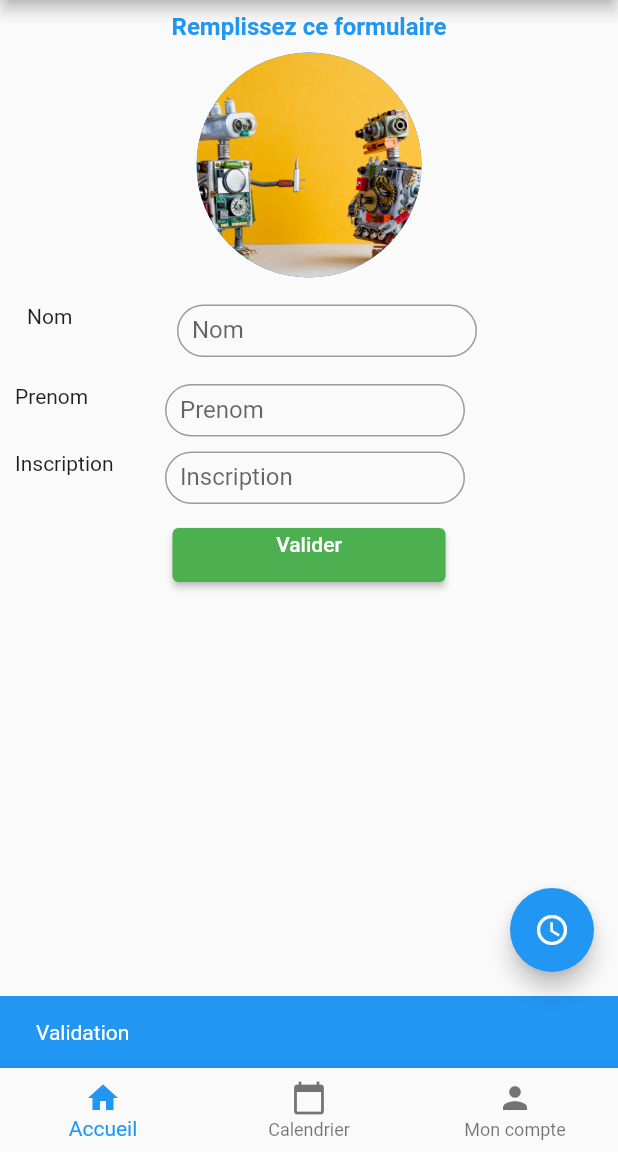
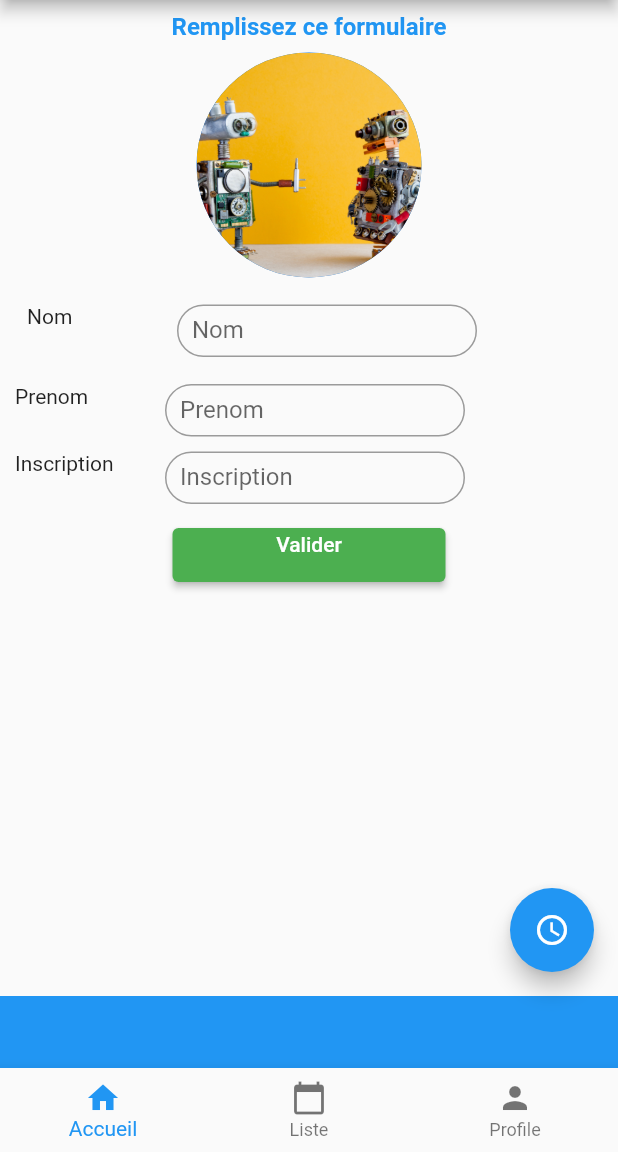
Before and after one commit to jsertram63/projet_live_miniprojet, a Flutter app: the screen it shows after launch, after a tap on "Valider", on a phone screen of 412 x 824 dp, the part 84-1236 px from its top. Run offline on Flutter 3.47's test engine with Material 2 defaults, Android fonts, the phone set to English and light mode, and no system bars.

Commit message:
ajout bottom bar formulaire Model

```diff
--- /dev/null
+++ b/lib/widgets/FomulaireModel.dart
@@ -0,0 +1,15 @@
+import 'package:flutter/material.dart';
+
+
+
+class FormulaireModel {
+
+  String prenom = "";
+  String nom = "";
+ // <== propriétés mis à jour avec setState (onChange)
+  String date = "";
+  FormulaireModel({required this.prenom, required this.nom, required this.date});
+
+
+
+}
--- /dev/null
+++ b/lib/widgets/Profile.dart
@@ -0,0 +1,12 @@
+import 'package:flutter/material.dart';
+
+class Profile extends StatelessWidget {
+  const Profile({ Key? key }) : super(key: key);
+
+  @override
+  Widget build(BuildContext context) {
+    return Container(child: Center(child: Text('Profile')),
+
+    );
+  }
+}
--- /dev/null
+++ b/lib/widgets/formulaire.dart
@@ -0,0 +1,107 @@
+import 'package:flutter/material.dart';
+import 'package:flutter_live_projet/widgets/FomulaireModel.dart';
+
+import 'lineTextField.dart';
+
+
+
+class Formulaire extends StatefulWidget {
+  const Formulaire({ Key? key }) : super(key: key);
+
+  @override
+  State<Formulaire> createState() => _FormulaireState();
+}
+
+class _FormulaireState extends State<Formulaire> {
+  String prenom = "";
+  String nom = "";
+ // <== propriétés mis à jour avec setState (onChange)
+  String date = "";
+ late  FormulaireModel formulaireModel = FormulaireModel(prenom: "", nom: "", date: "");
+
+
+  @override
+  Widget build(BuildContext context) {
+    return SingleChildScrollView(
+        child: Column(
+          children: <Widget>[
+            const Padding(
+              padding: EdgeInsets.all(8.0),
+              child: Text(
+                'Remplissez ce formulaire',
+                style: TextStyle(
+                    fontWeight: FontWeight.bold,
+                    // style
+                    fontSize: 16.0,
+                    color: Colors.blue),
+              ),
+            ),
+            Container(
+              height: 150,
+              width: 150,
+              child:const  CircleAvatar(
+                backgroundImage:AssetImage("assets/robot.png")
+              )
+            ),
+
+            Padding(
+              padding: const EdgeInsets.all(8.0),
+              child: LineTextField(
+                  label: "Nom",
+                  onChange: (value) {
+                    setState(() {
+                      formulaireModel.nom = value;
+                      print(formulaireModel.nom);
+                    });
+                  }),
+            ),
+            LineTextField(
+                label: "Prenom",
+                onChange: (value) {
+                  print(value);
+                  formulaireModel.prenom = value;
+                  print(formulaireModel.prenom);
+                }),
+            LineTextField(
+                label: "Inscription",
+                onChange: (value) {
+                  formulaireModel.date = value;
+                }),
+            // UN BOUTON EN BAS DE NOTRE COLOnne
+            Padding(
+              padding: const EdgeInsets.all(10.0),
+              child: ElevatedButton(
+                onPressed: () {
+
+                  // déclaration d'une snackbar pour avoir une barre d'information qui s'affiche en bas de l'écran
+                  final SnackBar snackBar = SnackBar(
+                      backgroundColor: Colors.blue,
+                      content: Text(formulaireModel.nom + " " + formulaireModel.prenom),
+                      // définition de l'action quand le message d'information apparait
+                      action: SnackBarAction(
+                        label: "valider",
+                        onPressed: () {
+
+                        },
+                      ));
+                      // on affiche la snackbar
+                  ScaffoldMessenger.of(context).showSnackBar(snackBar);
+                },
+                child: Container(
+                  height: 30,
+                  width: 150,
+                  child: const Text(
+                    "Valider",
+                    textAlign: TextAlign.center,
+                  ),
+                ),
+                style: ButtonStyle(
+                  backgroundColor: MaterialStateProperty.all<Color>(Colors.green),
+                ),
+              ),
+            )
+          ],
+        ),
+      );
+  }
+}
--- a/lib/widgets/homePage.dart
+++ b/lib/widgets/homePage.dart
@@ -1,4 +1,6 @@
 import 'package:flutter/material.dart';
+import 'package:flutter_live_projet/widgets/Profile.dart';
+import 'package:flutter_live_projet/widgets/formulaire.dart';
 import 'package:flutter_live_projet/widgets/lineTextField.dart';
 import 'secondPage.dart';
 
@@ -22,6 +24,14 @@
   final PageController _pageController = PageController(initialPage: 0);
 
 // declaration d'un controller
+
+// définition des ecrans à afficher
+
+final Screens = [
+  Formulaire(),
+  secondePage(),
+  Profile()
+];
 
 
 
@@ -51,7 +61,52 @@
         onPressed: toggle,
         child: const Icon(Icons.access_time_sharp),
       ),
-      body: SingleChildScrollView(
+      body:Screens[_currentIndex],
+      bottomNavigationBar: BottomNavigationBar(
+        currentIndex: _currentIndex,
+        onTap: (index) {
+          setState(() => _currentIndex = index);
+          _pageController.jumpToPage(_currentIndex);
+        },
+        items: const <BottomNavigationBarItem>[
+          // déclaration des onglets de l'équivalent d'une tabbar sous iOS
+          BottomNavigationBarItem(icon: Icon(Icons.home), label: 'Accueil'),
+          BottomNavigationBarItem(
+              icon: Icon(Icons.calendar_today), label: 'Liste'),
+          BottomNavigationBarItem(
+              icon: Icon(Icons.person), label: 'Profile'),
+        ],
+      ),
+    );
+  }
+
+  void toggle() {
+    if (monEtat == true) {
+      setState(() {
+        monEtat = false;
+      });
+    } else {
+      setState(() {
+        monEtat = true;
+      });
+    }
+  }
+
+  afficheMessage(BuildContext context) {
+    final SnackBar snackBar = SnackBar(
+        content: const Text("Validation"),
+        action: SnackBarAction(
+          label: "valider",
+          onPressed: () {},
+        ));
+    ScaffoldMessenger.of(context).showSnackBar(snackBar);
+  }
+}
+
+
+/*
+
+SingleChildScrollView(
         child: Column(
           children: <Widget>[
             const Padding(
@@ -69,14 +124,8 @@
               height: 150,
               width: 150,
               child:const  CircleAvatar(
-
                 backgroundImage:AssetImage("assets/robot.png")
-
               )
-              /*const Image(
-                image: AssetImage("assets/robot.png"),
-                fit: BoxFit.cover,
-              ),*/
             ),
 
             Padding(
@@ -133,43 +182,4 @@
           ],
         ),
       ),
-      bottomNavigationBar: BottomNavigationBar(
-        currentIndex: _currentIndex,
-        onTap: (index) {
-          setState(() => _currentIndex = index);
-          _pageController.jumpToPage(_currentIndex);
-        },
-        items: const <BottomNavigationBarItem>[
-          // déclaration des onglets de l'équivalent d'une tabbar sous iOS
-          BottomNavigationBarItem(icon: Icon(Icons.home), label: 'Accueil'),
-          BottomNavigationBarItem(
-              icon: Icon(Icons.calendar_today), label: 'Calendrier'),
-          BottomNavigationBarItem(
-              icon: Icon(Icons.person), label: 'Mon compte'),
-        ],
-      ),
-    );
-  }
-
-  void toggle() {
-    if (monEtat == true) {
-      setState(() {
-        monEtat = false;
-      });
-    } else {
-      setState(() {
-        monEtat = true;
-      });
-    }
-  }
-
-  afficheMessage(BuildContext context) {
-    final SnackBar snackBar = SnackBar(
-        content: const Text("Validation"),
-        action: SnackBarAction(
-          label: "valider",
-          onPressed: () {},
-        ));
-    ScaffoldMessenger.of(context).showSnackBar(snackBar);
-  }
-}
+      */
--- a/lib/widgets/secondPage.dart
+++ b/lib/widgets/secondPage.dart
@@ -12,7 +12,7 @@
   Widget build(BuildContext context) {
     return Container(
       color: Colors.amber,
-      child: const Text("Ma seconde page",
+      child: const Text("Liste",
       style:TextStyle(
         color: Colors.green
       )
```
